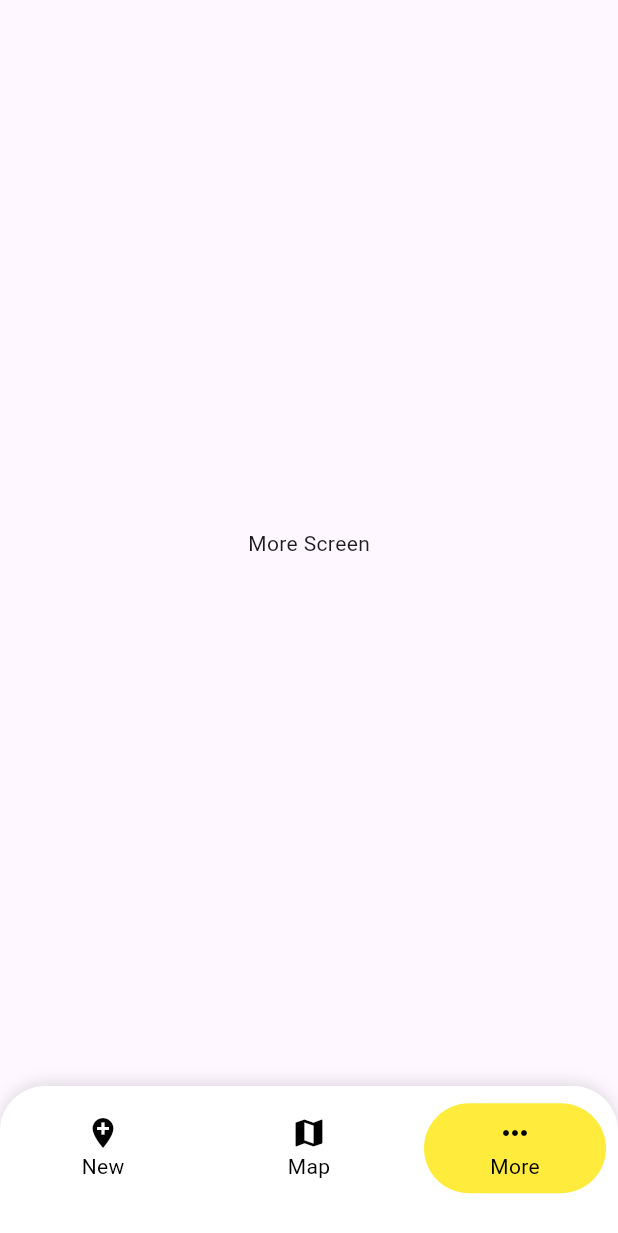
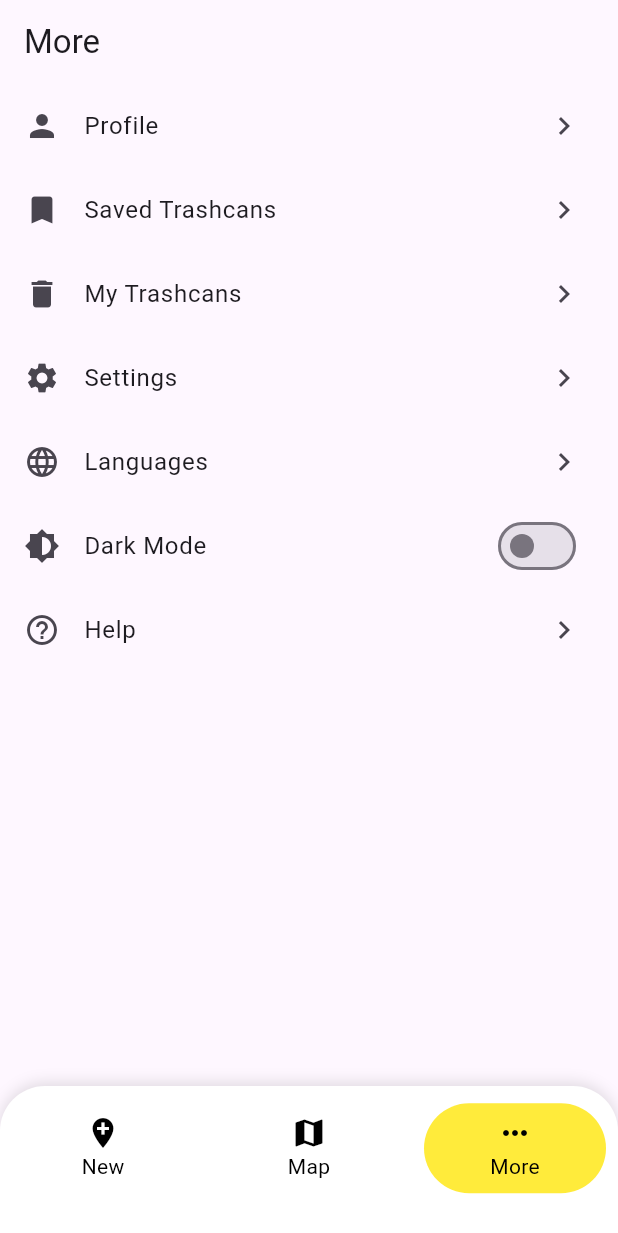
Before and after one commit to jhenselmann/trash_app, a Flutter app: the screen it shows after launch, item 3 of the bottom bar chosen, on a phone screen of 412 x 824 dp. Shown: the top 1233 px of the screen. Run offline on Flutter 3.47's test engine with Material 3 defaults, Android fonts, the phone set to English and light mode, and no system bars; our stand-ins replace flutter_map, latlong2, location; missing offline and left inert: flutter_map_marker_cluster.

Commit message:
More layout

```diff
--- a/lib/main.dart
+++ b/lib/main.dart
@@ -1,4 +1,5 @@
-import 'package:flutter/material.dart'; //Flutters frundlegendes UI Kit
+import 'package:flutter/material.dart';
+import 'package:trash_app/screens/more.dart';
 import 'screens/trash_map_screen.dart';
 
 void main() {
@@ -8,12 +9,10 @@ void main() {
 class MyApp extends StatelessWidget {
   const MyApp({super.key});
 
-  // This widget is the root of your application.
   @override
   Widget build(BuildContext context) {
     return MaterialApp(
-      //MaterialApp ist ein Widget
-      title: 'Trash App', //title ein argument
+      title: 'Trash App',
       theme: ThemeData(primarySwatch: Colors.yellow),
       home: const MainScreen(),
     );
@@ -33,7 +32,7 @@ class _MainScreenState extends State<MainScreen> {
   final List<Widget> _pages = [
     Center(child: Text('New Trashcan Screen')),
     TrashMapScreen(),
-    Center(child: Text('More Screen')),
+    MorePage(),
   ];
 
   @override
@@ -128,11 +127,11 @@ class _MainScreenState extends State<MainScreen> {
   Alignment _getAlignmentForIndex(int index) {
     switch (index) {
       case 0:
-        return Alignment(-1.0, 0.0); // ganz links
+        return Alignment(-1.0, 0.0);
       case 1:
-        return Alignment(0.0, 0.0); // Mitte
+        return Alignment(0.0, 0.0);
       case 2:
-        return Alignment(1.0, 0.0); // ganz rechts
+        return Alignment(1.0, 0.0);
       default:
         return Alignment.center;
     }
--- /dev/null
+++ b/lib/screens/more.dart
@@ -0,0 +1,79 @@
+import 'package:flutter/material.dart';
+
+class MorePage extends StatelessWidget {
+  const MorePage({Key? key}) : super(key: key);
+
+  @override
+  Widget build(BuildContext context) {
+    final isDarkMode = Theme.of(context).brightness == Brightness.dark;
+
+    return Scaffold(
+      appBar: AppBar(title: const Text('More')),
+      body: ListView(
+        children: [
+          _buildListTile(
+            context,
+            icon: Icons.person,
+            title: 'Profile',
+            route: '/more/profile',
+          ),
+          _buildListTile(
+            context,
+            icon: Icons.bookmark,
+            title: 'Saved Trashcans',
+            route: '/more/saved_trashcan',
+          ),
+          _buildListTile(
+            context,
+            icon: Icons.delete,
+            title: 'My Trashcans',
+            route: '/more/my_trashcans',
+          ),
+          _buildListTile(
+            context,
+            icon: Icons.settings,
+            title: 'Settings',
+            route: '/more/settings',
+          ),
+          _buildListTile(
+            context,
+            icon: Icons.language,
+            title: 'Languages',
+            route: '/more/languages',
+          ),
+          SwitchListTile(
+            secondary: const Icon(Icons.brightness_6),
+            title: const Text('Dark Mode'),
+            value: isDarkMode,
+            onChanged: (value) {
+              // Hier solltest du dein Theme-Management integrieren
+              // z.B. mit Provider, Riverpod, GetX, etc.
+            },
+          ),
+          _buildListTile(
+            context,
+            icon: Icons.help_outline,
+            title: 'Help',
+            route: '/more/help',
+          ),
+        ],
+      ),
+    );
+  }
+
+  Widget _buildListTile(
+    BuildContext context, {
+    required IconData icon,
+    required String title,
+    required String route,
+  }) {
+    return ListTile(
+      leading: Icon(icon),
+      title: Text(title),
+      trailing: const Icon(Icons.chevron_right),
+      onTap: () {
+        Navigator.pushNamed(context, route);
+      },
+    );
+  }
+}
```
